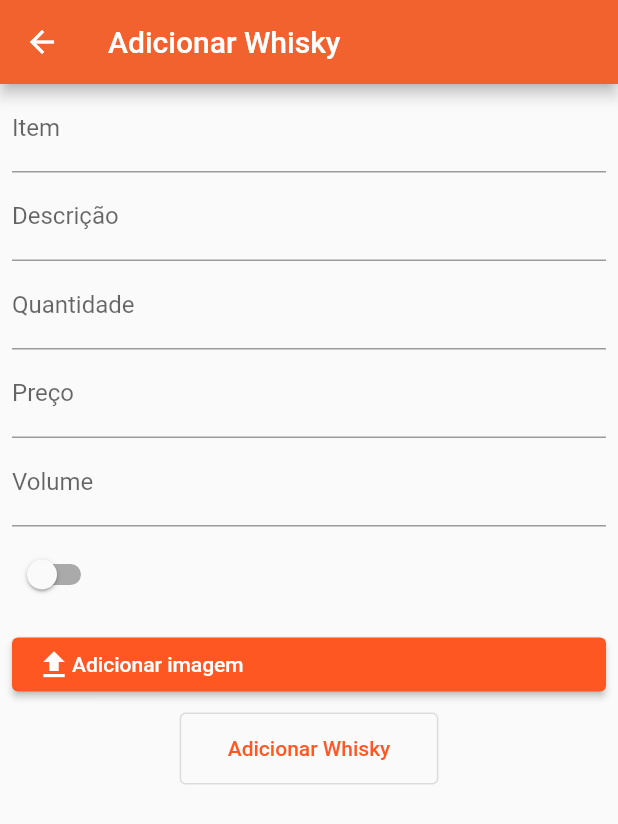
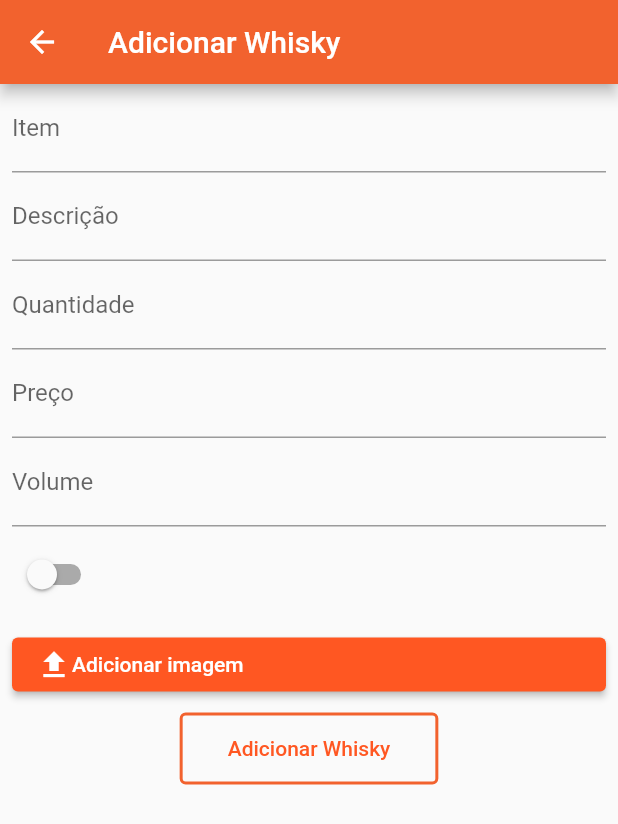
Before and after one commit to izabelamateus/projetoFlutterVendedor, a Flutter app: the ListarProdutoWhisky screen opened directly, after a tap on the "add" icon, on a phone screen of 412 x 824 dp. Shown: the top 824 px of the screen. Run offline on Flutter 3.47's test engine with Material 2 defaults, Android fonts, the phone set to English and light mode, and no system bars; our stand-ins replace cloud_firestore, file_picker, firebase_auth, firebase_core, fl_chart; missing offline and left inert: animated_card; accounts and stored records are empty.

Commit message:
layout button

```diff
--- a/lib/pages/add_whisky.dart
+++ b/lib/pages/add_whisky.dart
@@ -139,6 +139,13 @@ class _AddWhiskyState extends State<AddWhisky> {
 
                   Navigator.pop(context);
                 },
+                style: OutlinedButton.styleFrom(
+                          side: BorderSide(
+                            width: 2.0,
+                            color: Color(0xFFF2622E),
+                            style: BorderStyle.solid,
+                          ),
+                        ),
                 child: Padding(
                   padding: const EdgeInsets.all(16.0),
                   child: Text("Adicionar Whisky"),
--- a/lib/pages/lista_produtosWhisky.dart
+++ b/lib/pages/lista_produtosWhisky.dart
@@ -74,8 +74,10 @@ class _ListarProdutoWhiskyState extends State<ListarProdutoWhisky> {
                         child: Icon(Icons.photo),
                         width: 72,
                         height: double.maxFinite,
-                        color: Colors.blue,
+                        color: Colors.deepOrange,
                       ),
+
+
                 onTap: () {
                   Navigator.push(
                     context,
@@ -86,6 +88,7 @@ class _ListarProdutoWhiskyState extends State<ListarProdutoWhisky> {
                     ),
                   );
                 },
+
               );
             },
           );
```
Also changed, not shown: lib/pages/add_cerveja.dart (+7 -0 lines), lib/pages/add_vinho.dart (+7 -0 lines), lib/pages/edit_produto.dart (+7 -0 lines).
